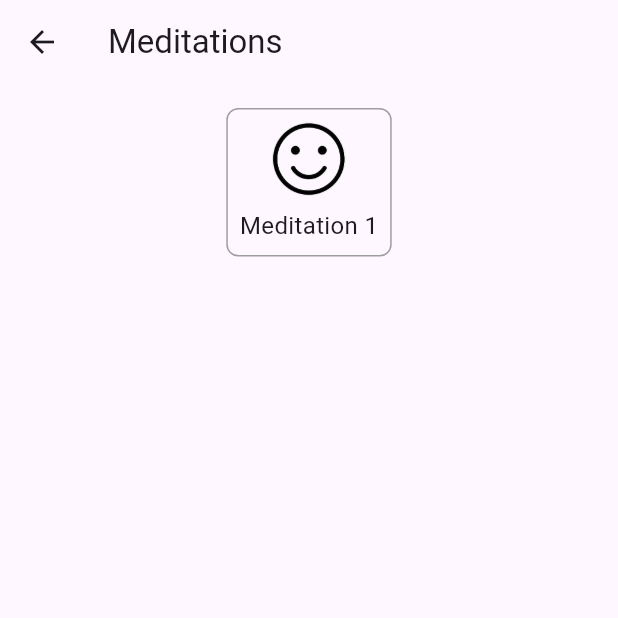
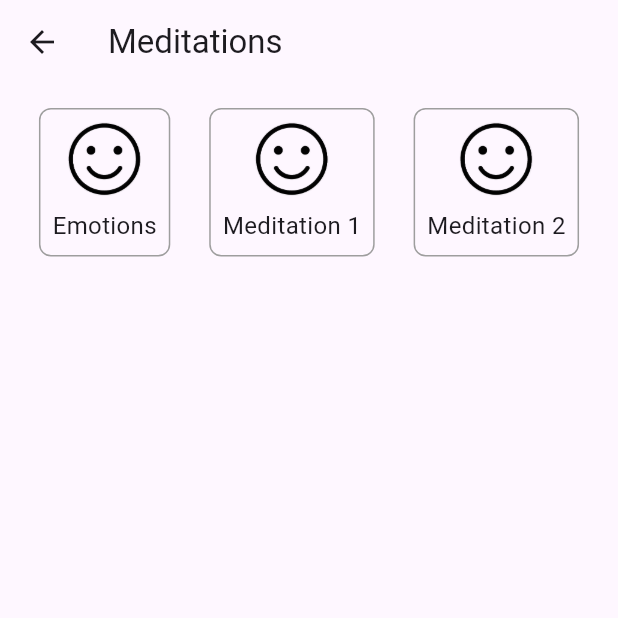
Before and after one commit to virwave/demo, a Flutter app: the MeditationsPage screen opened by its route, on a phone screen of 412 x 824 dp, the top half of it. Run offline on Flutter 3.47's test engine with Material 3 defaults, Android fonts, the light colour scheme and no system bars; our stand-ins replace video_player.

Commit message:
meditations data page

```diff
--- a/lib/main.dart
+++ b/lib/main.dart
@@ -13,7 +13,7 @@ import 'educational_content_page.dart';
 import 'widgets/animal.dart';
 import 'widgets/sleep.dart';
 import 'widgets/eat.dart';
-import 'widgets/meditation1.dart'; // Updated import for Meditation1Page
+import 'widgets/meditation1.dart'; // Updated import for Meditation1Screen
 
 void main() => runApp(const MyApp());
 
@@ -57,7 +57,7 @@ class MyApp extends StatelessWidget {
         // Update the route for Meditation 1 to match the correct class name
         '/meditation1': (context) => const Meditation1Page(),
         // Add more routes as needed for other meditations
-        // '/meditation_2': (context) => const Meditation2Page(),
+        // '/meditation_2': (context) => const Meditation2Screen(),
       },
     );
   }
--- a/lib/widgets/meditations_data.dart
+++ b/lib/widgets/meditations_data.dart
@@ -18,11 +18,26 @@ class MeditationsData {
   static List<Meditation> meditations = [
     Meditation(
       id: 1,
+      title: 'Emotions',
+      imageUrl: 'assets/images/icons/smile.png',
+      description: 'Description for Emotions...',
+      content: 'assets/videos/meditation1.mp4',
+    ),
+    Meditation(
+      id: 1,
       title: 'Meditation 1',
       imageUrl: 'assets/images/icons/smile.png',
       description: 'Description for Meditation 1...',
       content: 'assets/videos/meditation1.mp4',
     ),
+    Meditation(
+      id: 1,
+      title: 'Meditation 2',
+      imageUrl: 'assets/images/icons/smile.png',
+      description: 'Description for Meditation 1...',
+      content: 'assets/videos/meditation1.mp4',
+    ),
+
     // Add more meditations here as needed
     // Meditation(
     //   id: 2,
```
Also changed, not shown: lib/widgets/meditation2.dart (added).
